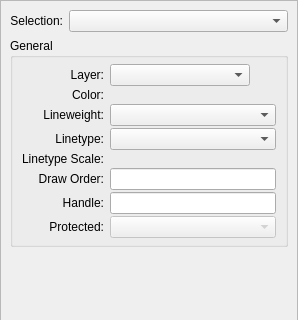
Qt form scripts/Widgets/PropertyEditor/PropertyEditor.ui (qcad/qcad) before a commit; both pictures show x 0 to 298 and y 0 to 320 of the 298 by 622 pixel window.
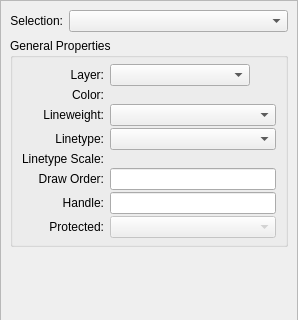
The same form after that commit. Icons and pictures are not drawn. Custom widgets are drawn as their Qt base class.

Commit message: update property editor to show layer properties

What changed in the file:
```diff
--- a/scripts/Widgets/PropertyEditor/PropertyEditor.ui
+++ b/scripts/Widgets/PropertyEditor/PropertyEditor.ui
@@ -68,7 +68,7 @@
     <item>
      <widget class="QGroupBox" name="General">
       <property name="title">
-       <string>General</string>
+       <string>General Properties</string>
       </property>
       <layout class="QGridLayout" name="GeneralLayout" columnstretch="0,1,0">
        <property name="topMargin">
```
The commit also changes 1 other file.
